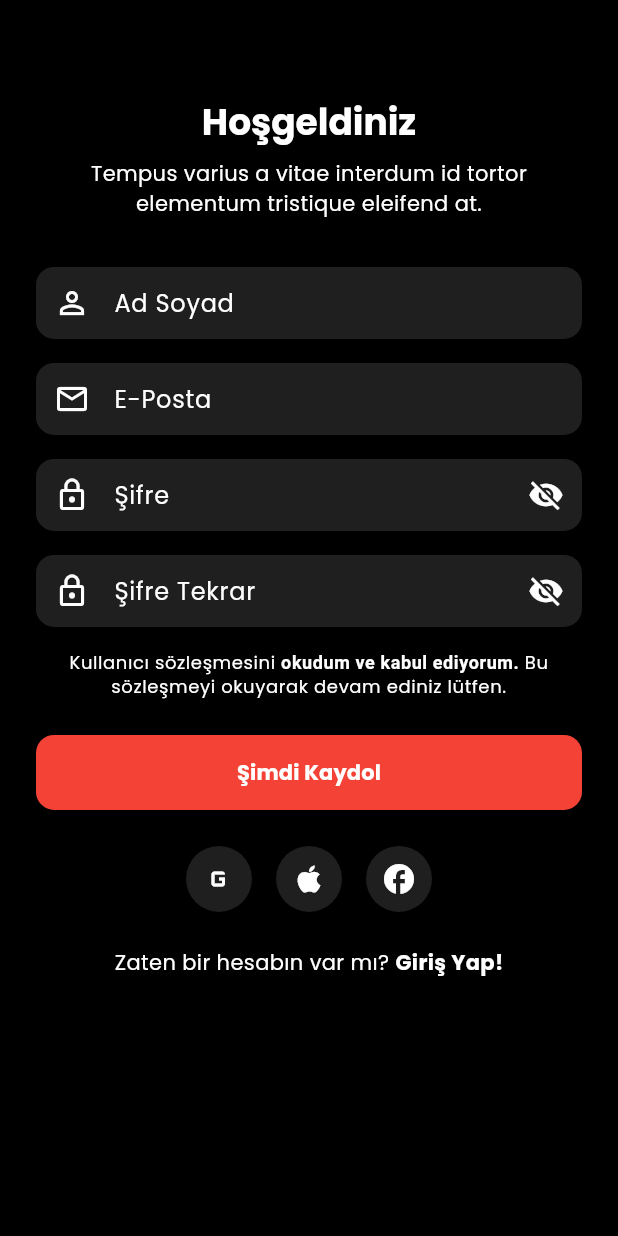
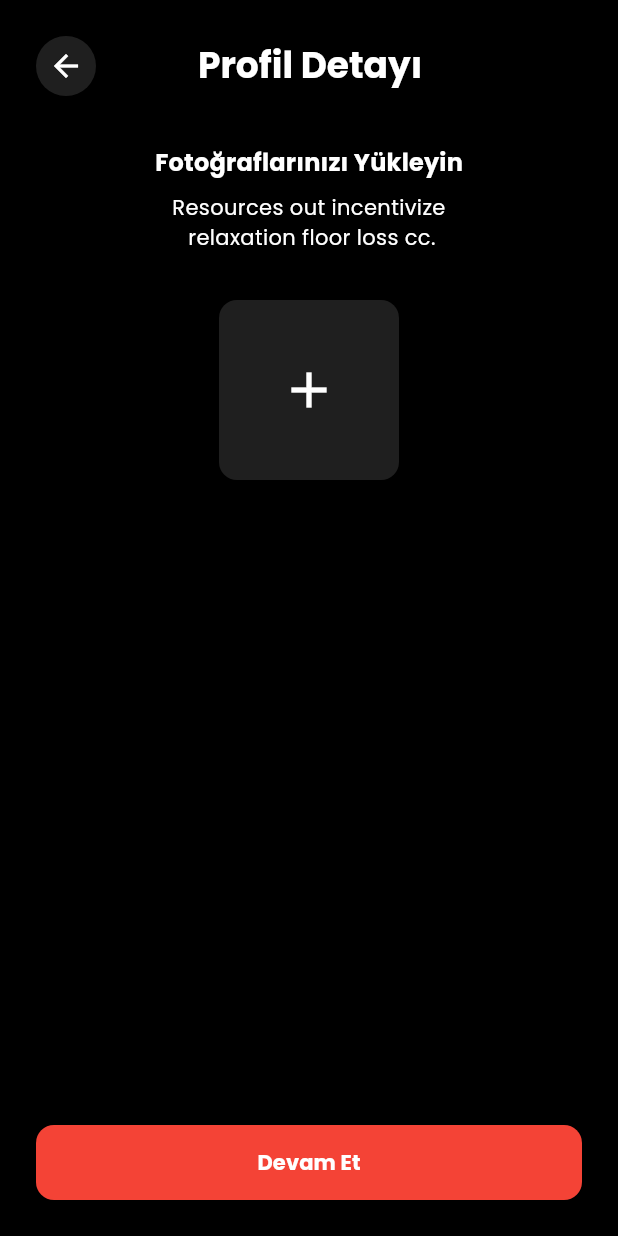
Before and after one commit to btnahmet/dating_app, a Flutter app: the RegisterScreen screen opened by its route, after a tap on "Şimdi Kaydol", on a phone screen of 412 x 824 dp. Run offline on Flutter 3.47's test engine with Material 3 defaults, Android fonts, the light colour scheme and no system bars; our stand-ins replace dio, flutter_secure_storage, go_router, google_fonts, image_picker; accounts and stored records are empty.

Commit message:
Upload Screen Commit

```diff
--- a/lib/features/auth/presentation/register_screen.dart
+++ b/lib/features/auth/presentation/register_screen.dart
@@ -67,15 +67,14 @@ class RegisterScreen extends StatelessWidget {
                       style: TextStyle(fontWeight: FontWeight.bold),
                     ),
                     TextSpan(
-                        text:
-                            ' Bu sözleşmeyi okuyarak devam ediniz lütfen.')
+                        text: ' Bu sözleşmeyi okuyarak devam ediniz lütfen.')
                   ],
                 ),
               ),
               const SizedBox(height: 24),
               CustomButton(
                 text: 'Şimdi Kaydol',
-                onTap: () {},
+                onTap: () => context.push('/upload'),
               ),
               const SizedBox(height: 24),
               Row(
--- /dev/null
+++ b/lib/features/auth/presentation/upload_photo_screen.dart
@@ -0,0 +1,204 @@
+// import 'dart:io';
+
+// import 'package:dating_app/widgets/custom_button.dart';
+// import 'package:flutter/material.dart';
+// import 'package:image_picker/image_picker.dart';
+
+// class UploadPhotoScreen extends StatefulWidget {
+//   const UploadPhotoScreen({super.key});
+
+//   @override
+//   State<UploadPhotoScreen> createState() => _UploadPhotoScreenState();
+// }
+
+// class _UploadPhotoScreenState extends State<UploadPhotoScreen> {
+//   XFile? _selectedImage;
+
+//   Future<void> _pickImage() async {
+//     final picker = ImagePicker();
+//     final picked = await picker.pickImage(source: ImageSource.gallery);
+//     if (picked != null) {
+//       setState(() => _selectedImage = picked);
+//     }
+//   }
+
+//   @override
+//   Widget build(BuildContext context) {
+//     final height = MediaQuery.of(context).size.height;
+
+//     return Scaffold(
+//       body: SafeArea(
+//         child: Padding(
+//           padding: const EdgeInsets.symmetric(horizontal: 24),
+//           child: Column(
+//             crossAxisAlignment: CrossAxisAlignment.center,
+//             children: [
+//               const SizedBox(height: 24),
+//               Align(
+//                 alignment: Alignment.centerLeft,
+//                 child: IconButton(
+//                   icon: const Icon(Icons.arrow_back, color: Colors.white),
+//                   onPressed: () => Navigator.of(context).pop(),
+//                 ),
+//               ),
+//               const SizedBox(height: 16),
+//               Text(
+//                 'Profil Detayı',
+//                 style: Theme.of(context).textTheme.headlineSmall?.copyWith(
+//                       fontWeight: FontWeight.bold,
+//                     ),
+//               ),
+//               const SizedBox(height: 16),
+//               Text(
+//                 'Fotoğraflarınızı Yükleyin',
+//                 style: Theme.of(context).textTheme.titleMedium?.copyWith(
+//                       fontWeight: FontWeight.bold,
+//                     ),
+//               ),
+//               const SizedBox(height: 8),
+//               Text(
+//                 'Resources out incentivize \n relaxation floor loss cc.',
+//                 textAlign: TextAlign.center,
+//                 style: Theme.of(context).textTheme.bodyMedium,
+//               ),
+//               const SizedBox(height: 32),
+//               GestureDetector(
+//                 onTap: _pickImage,
+//                 child: Container(
+//                   width: 120,
+//                   height: 120,
+//                   decoration: BoxDecoration(
+//                     color: const Color(0xFF1F1F1F),
+//                     borderRadius: BorderRadius.circular(12),
+//                   ),
+//                   child: _selectedImage == null
+//                       ? const Icon(Icons.add, size: 40, color: Colors.white)
+//                       : ClipRRect(
+//                           borderRadius: BorderRadius.circular(12),
+//                           child: Image.file(
+//                             File(_selectedImage!.path),
+//                             fit: BoxFit.cover,
+//                           ),
+//                         ),
+//                 ),
+//               ),
+//               const Spacer(),
+//               CustomButton(
+//                 text: 'Devam Et',
+//                 onTap: () {},
+//               ),
+//               const SizedBox(height: 24),
+//             ],
+//           ),
+//         ),
+//       ),
+//     );
+//   }
+// }
+import 'dart:io';
+
+import 'package:dating_app/widgets/custom_button.dart';
+import 'package:flutter/material.dart';
+import 'package:image_picker/image_picker.dart';
+
+class UploadPhotoScreen extends StatefulWidget {
+  const UploadPhotoScreen({super.key});
+
+  @override
+  State<UploadPhotoScreen> createState() => _UploadPhotoScreenState();
+}
+
+class _UploadPhotoScreenState extends State<UploadPhotoScreen> {
+  XFile? _selectedImage;
+
+  Future<void> _pickImage() async {
+    final picker = ImagePicker();
+    final picked = await picker.pickImage(source: ImageSource.gallery);
+    if (picked != null) {
+      setState(() => _selectedImage = picked);
+    }
+  }
+
+  @override
+  Widget build(BuildContext context) {
+    final height = MediaQuery.of(context).size.height;
+
+    return Scaffold(
+      body: SafeArea(
+        child: Padding(
+          padding: const EdgeInsets.symmetric(horizontal: 24),
+          child: Column(
+            crossAxisAlignment: CrossAxisAlignment.center,
+            children: [
+              const SizedBox(height: 24),
+
+             Row(
+  children: [
+    CircleAvatar(
+      backgroundColor: const Color(0xFF1F1F1F),
+      child: IconButton(
+        icon: const Icon(Icons.arrow_back, color: Colors.white),
+        onPressed: () => Navigator.of(context).pop(),
+      ),
+    ),
+    const SizedBox(width: 12),
+    Transform.translate(
+      offset: const Offset(56, 0), // ← X ekseninde 12px sola kaydır
+      child: Text(
+        'Profil Detayı',
+        style: Theme.of(context).textTheme.headlineSmall?.copyWith(
+              fontWeight: FontWeight.bold,
+            ),
+      ),
+    ),
+  ],
+),
+
+
+              const SizedBox(height: 32),
+              Text(
+                'Fotoğraflarınızı Yükleyin',
+                style: Theme.of(context).textTheme.titleMedium?.copyWith(
+                      fontWeight: FontWeight.bold,
+                    ),
+              ),
+              const SizedBox(height: 8),
+              Text(
+                'Resources out incentivize \n relaxation floor loss cc.',
+                textAlign: TextAlign.center,
+                style: Theme.of(context).textTheme.bodyMedium,
+              ),
+              const SizedBox(height: 32),
+              GestureDetector(
+                onTap: _pickImage,
+                child: Container(
+                  width: 120,
+                  height: 120,
+                  decoration: BoxDecoration(
+                    color: const Color(0xFF1F1F1F),
+                    borderRadius: BorderRadius.circular(12),
+                  ),
+                  child: _selectedImage == null
+                      ? const Icon(Icons.add, size: 40, color: Colors.white)
+                      : ClipRRect(
+                          borderRadius: BorderRadius.circular(12),
+                          child: Image.file(
+                            File(_selectedImage!.path),
+                            fit: BoxFit.cover,
+                          ),
+                        ),
+                ),
+              ),
+              const Spacer(),
+              CustomButton(
+                text: 'Devam Et',
+                onTap: () {},
+              ),
+              const SizedBox(height: 24),
+            ],
+          ),
+        ),
+      ),
+    );
+  }
+}
--- a/lib/routes/app_router.dart
+++ b/lib/routes/app_router.dart
@@ -1,5 +1,6 @@
 import 'package:dating_app/features/auth/presentation/login_screen.dart';
 import 'package:dating_app/features/auth/presentation/register_screen.dart';
+import 'package:dating_app/features/auth/presentation/upload_photo_screen.dart';
 import 'package:go_router/go_router.dart';
 
 class AppRouter {
@@ -14,6 +15,10 @@ class AppRouter {
         path: '/register',
         builder: (context, state) => const RegisterScreen(),
       ),
+      GoRoute(
+        path: '/upload',
+        builder: (context, state) => const UploadPhotoScreen(),
+      ),
       // GoRoute(
       //   path: '/home',
       //   builder: (context, state) => const HomeScreen(),
```
Also changed, not shown: lib/app.dart (+0 -21 lines).
